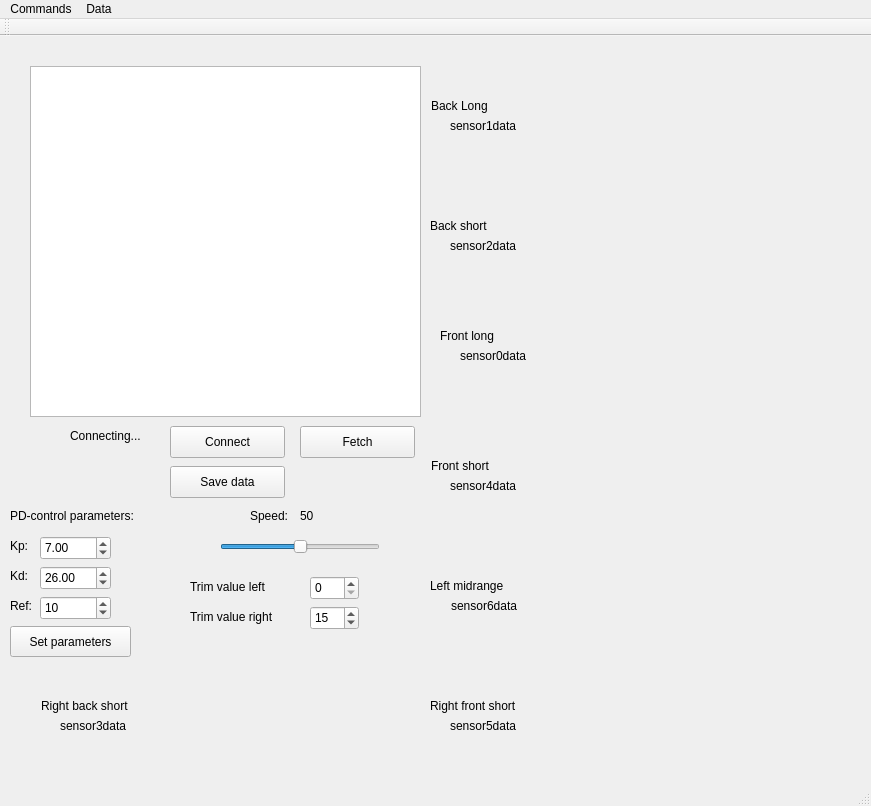
This is Kod/Styr_m/Styr_m/mapGUI/gui.ui in hansfilipelo/Kandidadprojekt as Qt 5 draws it before an edit. The edited form follows.
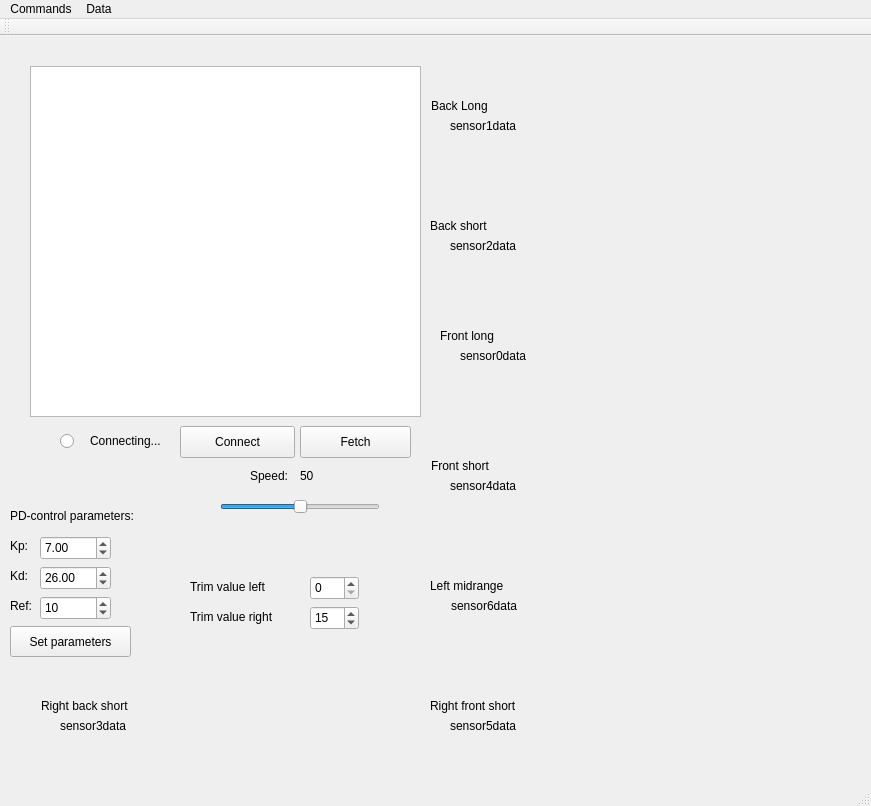
This is the edited form. Custom widgets are drawn as their Qt base class.

Commit message: Working on updated graphical interface for setting parameters

```diff
--- a/Kod/Styr_m/Styr_m/mapGUI/gui.ui
+++ b/Kod/Styr_m/Styr_m/mapGUI/gui.ui
@@ -34,7 +34,7 @@
     <property name="geometry">
      <rect>
       <x>220</x>
-      <y>500</y>
+      <y>460</y>
       <width>160</width>
       <height>22</height>
      </rect>
@@ -209,7 +209,7 @@
     <property name="geometry">
      <rect>
       <x>250</x>
-      <y>470</y>
+      <y>430</y>
       <width>62</width>
       <height>19</height>
      </rect>
@@ -222,7 +222,7 @@
     <property name="geometry">
      <rect>
       <x>300</x>
-      <y>470</y>
+      <y>430</y>
       <width>62</width>
       <height>19</height>
      </rect>
@@ -330,10 +330,10 @@
    <widget class="QLabel" name="label">
     <property name="geometry">
      <rect>
-      <x>70</x>
+      <x>90</x>
       <y>390</y>
       <width>91</width>
-      <height>20</height>
+      <height>30</height>
      </rect>
     </property>
     <property name="text">
@@ -343,7 +343,7 @@
    <widget class="QPushButton" name="pushButton">
     <property name="geometry">
      <rect>
-      <x>170</x>
+      <x>180</x>
       <y>390</y>
       <width>115</width>
       <height>32</height>
@@ -358,7 +358,7 @@
      <rect>
       <x>300</x>
       <y>390</y>
-      <width>115</width>
+      <width>111</width>
       <height>32</height>
      </rect>
     </property>
@@ -512,19 +512,6 @@
      <string>sensor0data</string>
     </property>
    </widget>
-   <widget class="QPushButton" name="saveDataButton">
-    <property name="geometry">
-     <rect>
-      <x>170</x>
-      <y>430</y>
-      <width>115</width>
-      <height>32</height>
-     </rect>
-    </property>
-    <property name="text">
-     <string>Save data</string>
-    </property>
-   </widget>
    <widget class="QLabel" name="trimLeftLabel">
     <property name="geometry">
      <rect>
@@ -586,6 +573,19 @@
      <number>15</number>
     </property>
    </widget>
+   <widget class="QRadioButton" name="radioButton">
+    <property name="geometry">
+     <rect>
+      <x>60</x>
+      <y>390</y>
+      <width>21</width>
+      <height>31</height>
+     </rect>
+    </property>
+    <property name="text">
+     <string/>
+    </property>
+   </widget>
   </widget>
   <widget class="QMenuBar" name="menuBar">
    <property name="geometry">
```
Left out of the diff: 33 changed lines with no effect on the pictures. The commit also changes 7 other files.
